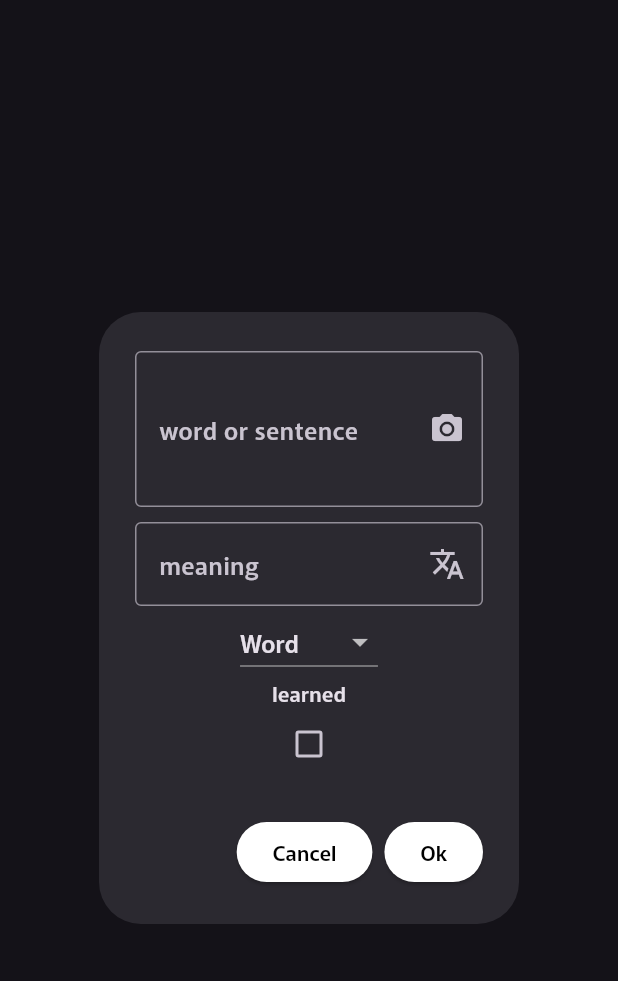
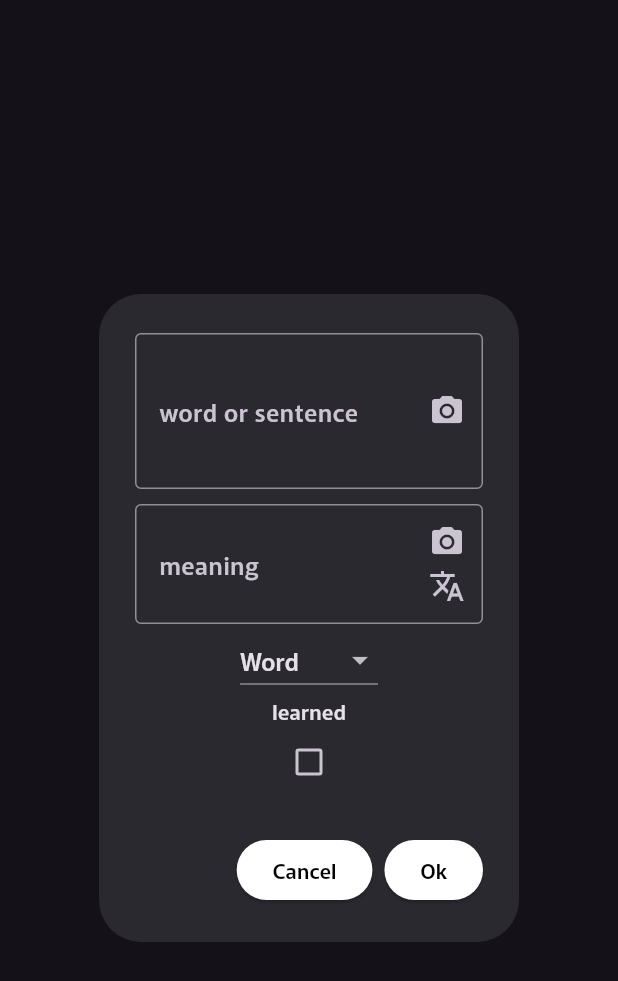
Before and after one commit to sasaki404/my_lang_memo, a Flutter app: the WordRegistDialog widget shown alone on an empty page, opened directly, on a phone screen of 412 x 824 dp. Shown: the top 981 px of the screen. Run offline on Flutter 3.47's test engine with Material 3 defaults, Android fonts, the phone set to English and light mode, and no system bars; our stand-ins replace camera, flutter_riverpod, flutter_tts, permission_handler, riverpod_annotation, shared_preferences and 2 more; missing offline and left inert: google_mlkit_text_recognition, translator; accounts and stored records are empty; generated files the repository leaves out were written again.

Commit message:
fix meaning field

```diff
--- a/lib/word_regist_dialog.dart
+++ b/lib/word_regist_dialog.dart
@@ -55,10 +55,13 @@ class WordRegistDialogState extends ConsumerState<WordRegistDialog> {
                 suffixIcon: GestureDetector(
                   onTap: () {
                     Navigator.of(context).push(
-                      MaterialPageRoute(builder: (context) {
-                        //遷移先の画面としてリスト追加画面を指定
-                        return const CameraView();
-                      }),
+                      MaterialPageRoute(
+                        builder: (context) {
+                          return const CameraView(
+                            isJapanese: false,
+                          );
+                        },
+                      ),
                     ).then(
                       (value) {
                         if (value != null && value is String) {
@@ -83,8 +86,40 @@ class WordRegistDialogState extends ConsumerState<WordRegistDialog> {
               decoration: InputDecoration(
                 labelText: "meaning",
                 border: const OutlineInputBorder(),
-                suffixIcon: GestureDetector(
+                suffixIcon: Column(
+                  mainAxisAlignment: MainAxisAlignment.end,
+                  children: [
+                    GestureDetector(
                       onTap: () async {
+                        Navigator.of(context).push(
+                          MaterialPageRoute(
+                            builder: (context) {
+                              return const CameraView(
+                                isJapanese: true,
+                              );
+                            },
+                          ),
+                        ).then(
+                          (value) {
+                            if (value != null && value is String) {
+                              // 改行文字を削除する
+                              valueController.text = value.trimRight();
+                            }
+                          },
+                        );
+                      },
+                      child: const Icon(
+                        Icons.camera_alt,
+                      ),
+                    ),
+                    const SizedBox(
+                      height: 5,
+                    ),
+                    GestureDetector(
+                      onTap: () async {
+                        if (valueController.text.isEmpty) {
+                          return;
+                        }
                         final translation = await translator
                             .translate(valueController.text, to: 'ja');
                         meaningController.text = translation.text;
@@ -93,7 +128,10 @@ class WordRegistDialogState extends ConsumerState<WordRegistDialog> {
                         Icons.translate_sharp,
                       ),
                     ),
+                  ],
                 ),
+              ),
+              maxLines: 2,
             ),
             DropdownButton(
               items: const [
```
Lines whose indentation alone changed are shown as unchanged.
